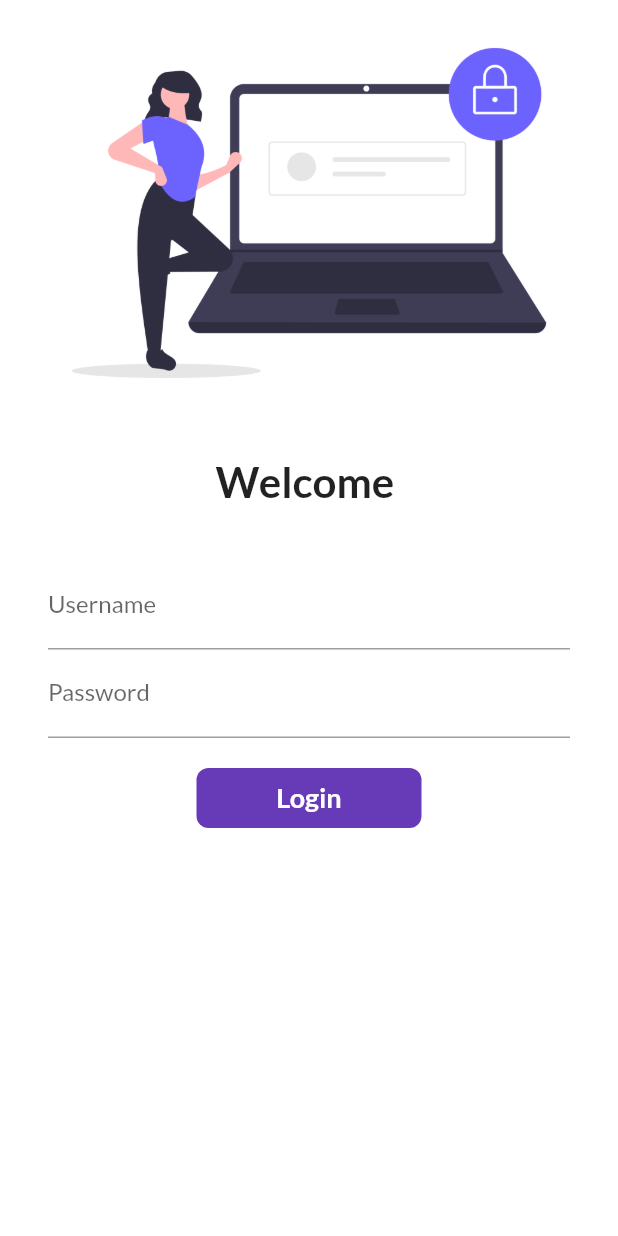
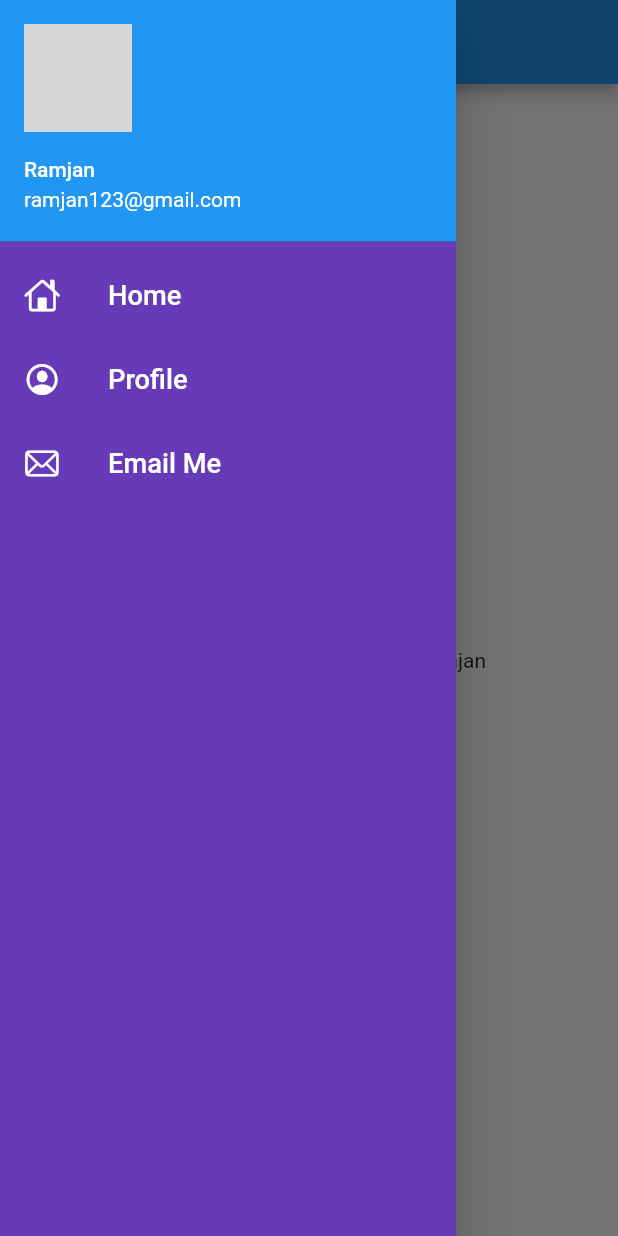
Before and after one commit to ramjanali261/flutter_tutorial, a Flutter app: the screen it shows after launch, with the side drawer open (before the commit the screen has no drawer), on a phone screen of 412 x 824 dp. Run offline on Flutter 3.47's test engine with Material 2 defaults, Android fonts, the phone set to English and light mode, and no system bars; our stand-ins replace google_fonts; network calls fail; statements that could not run were skipped; grey boxes are pictures that could not be loaded.

Commit message:
day10 done with themes

```diff
--- a/lib/pages/home.dart
+++ b/lib/pages/home.dart
@@ -1,4 +1,5 @@
 import 'package:flutter/material.dart';
+import 'package:flutter_catalog/widgets/drawer.dart';
 
 class Homepage extends StatelessWidget {
   const Homepage({Key? key}) : super(key: key);
@@ -16,7 +17,7 @@ class Homepage extends StatelessWidget {
           child: Text("Welcome to $a days tutorial of $name"),
         ),
       ),
-      drawer: Drawer(),
+      drawer: Mydrawer(),
     );
   }
 }
--- a/lib/pages/main.dart
+++ b/lib/pages/main.dart
@@ -2,6 +2,7 @@ import 'package:flutter/material.dart';
 import 'package:flutter_catalog/pages/home.dart';
 import 'package:flutter_catalog/pages/login_page.dart';
 import 'package:flutter_catalog/utils/route.dart';
+import 'package:flutter_catalog/widgets/themes.dart';
 import 'package:google_fonts/google_fonts.dart';
 
 void main() {
@@ -14,14 +15,10 @@ class MyApp extends StatelessWidget {
   Widget build(BuildContext context) {
     return MaterialApp(
       themeMode: ThemeMode.light,
-      theme: ThemeData(
-        primarySwatch: Colors.deepPurple,
-        fontFamily: GoogleFonts.lato().fontFamily,
-      ),
-      darkTheme: ThemeData(
-        brightness: Brightness.dark,
-      ),
-      initialRoute: "/",
+      theme: MyTheme.lightTheme(context),
+      darkTheme: MyTheme.darkTheme(context),
+      debugShowCheckedModeBanner: false,
+      initialRoute: MyRoutes.homeRoute,
       routes: {
         "/": (context) => LoginPage(),
         MyRoutes.loginRoute: (context) => LoginPage(),
--- /dev/null
+++ b/lib/widgets/drawer.dart
@@ -0,0 +1,73 @@
+// ignore_for_file: prefer_const_constructors, prefer_const_literals_to_create_immutables
+
+import 'package:flutter/cupertino.dart';
+import 'package:flutter/material.dart';
+
+class Mydrawer extends StatelessWidget {
+  const Mydrawer({Key? key}) : super(key: key);
+
+  @override
+  Widget build(BuildContext context) {
+    final imageurl =
+        "https://bestprofilepictures.com/wp-content/uploads/2021/04/Cool-Profile-Picture.jpg";
+    return Drawer(
+      child: Container(
+        color: Colors.deepPurple,
+        child: ListView(
+          children: [
+            DrawerHeader(
+              padding: EdgeInsets.zero,
+              child: UserAccountsDrawerHeader(
+                margin: EdgeInsets.zero,
+                accountName: Text("Ramjan"),
+                accountEmail: Text("ramjan123@gmail.com"),
+                currentAccountPicture: CircleAvatar(
+                  backgroundImage: NetworkImage(imageurl),
+                ),
+              ),
+            ),
+            ListTile(
+              leading: Icon(
+                CupertinoIcons.home,
+                color: Colors.white,
+              ),
+              title: Text(
+                "Home",
+                textScaleFactor: 1.3,
+                style: TextStyle(
+                  color: Colors.white,
+                ),
+              ),
+            ),
+            ListTile(
+              leading: Icon(
+                CupertinoIcons.profile_circled,
+                color: Colors.white,
+              ),
+              title: Text(
+                "Profile",
+                textScaleFactor: 1.3,
+                style: TextStyle(
+                  color: Colors.white,
+                ),
+              ),
+            ),
+            ListTile(
+              leading: Icon(
+                CupertinoIcons.mail,
+                color: Colors.white,
+              ),
+              title: Text(
+                "Email Me",
+                textScaleFactor: 1.3,
+                style: TextStyle(
+                  color: Colors.white,
+                ),
+              ),
+            )
+          ],
+        ),
+      ),
+    );
+  }
+}
--- /dev/null
+++ b/lib/widgets/themes.dart
@@ -0,0 +1,17 @@
+import 'package:flutter/material.dart';
+import 'package:google_fonts/google_fonts.dart';
+
+class MyTheme {
+  static ThemeData lightTheme(BuildContext context)=> ThemeData(
+      primarySwatch: Colors.deepPurple,
+      fontFamily: GoogleFonts.lato().fontFamily,
+      appBarTheme: AppBarTheme(
+        color: Colors.white,
+        elevation: 0.0,
+        iconTheme: IconThemeData(color: Colors.black),
+        titleTextStyle: TextStyle(color: Colors.black),
+      ));
+      static ThemeData darkTheme(BuildContext context) => ThemeData(
+      brightness: Brightness.dark,
+      )
+}
```
